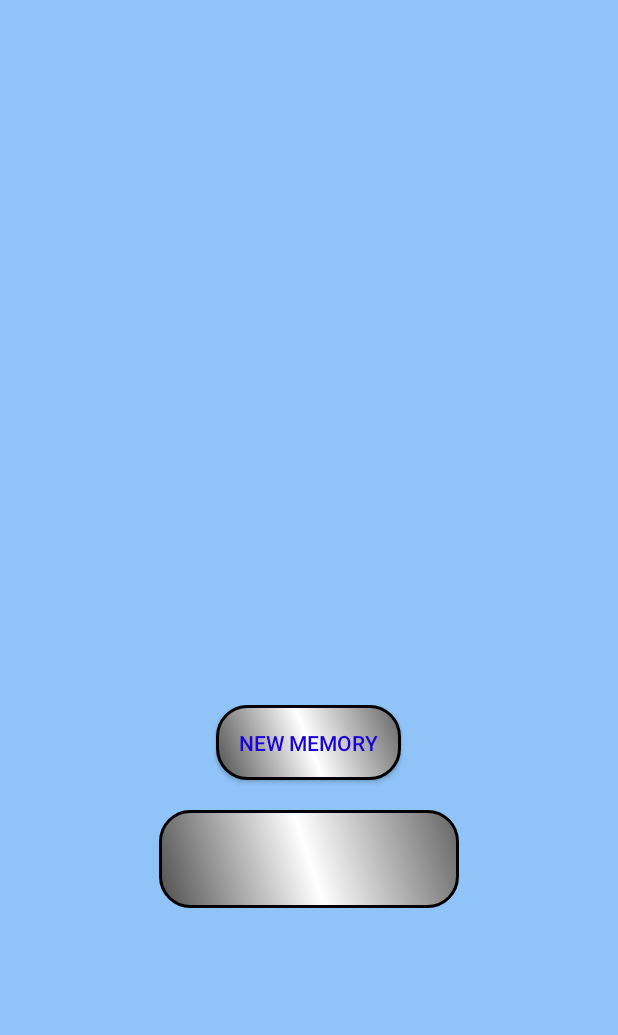
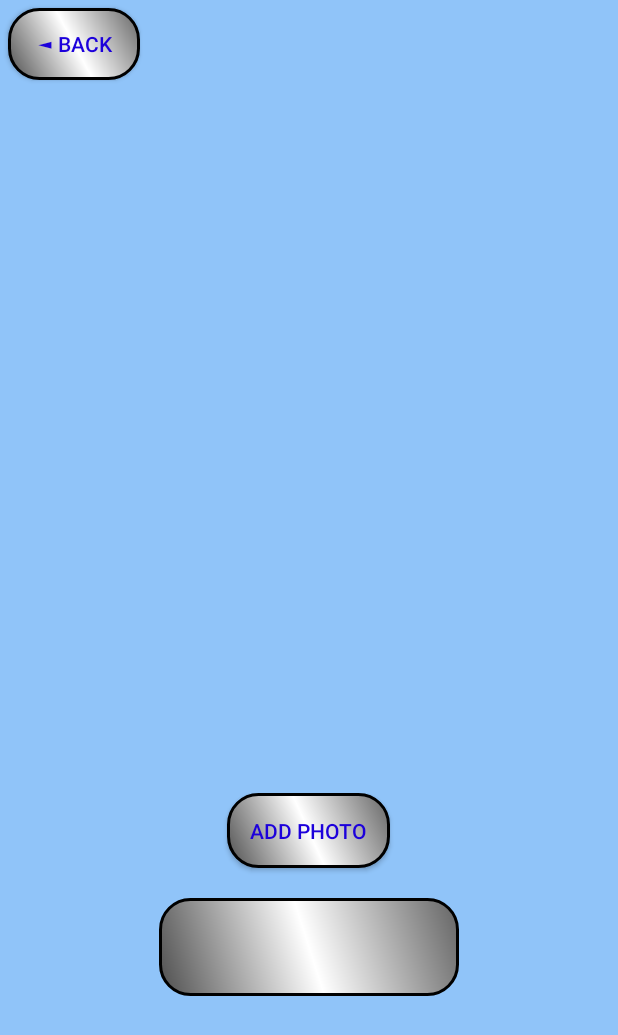
Before and after one commit to Ss12Dark/Album, an Android app: the MainActivity screen opened directly, with no data from a screen before it, on a phone screen of 412 x 824 dp. Shown: the top 1035 px of the screen. Run offline under Robolectric (Android 15) with nearby library versions, the phone set to English and light mode, and no system bars.

Commit message:
heb and back
adeed buttons and hebrew strings

```diff
--- a/app/src/main/java/com/example/ss12dark/album/MainActivity.java
+++ b/app/src/main/java/com/example/ss12dark/album/MainActivity.java
@@ -33,7 +33,7 @@ import java.util.List;
 
 public class MainActivity extends AppCompatActivity {
 TextView albumNameView;
-Button newMe;
+Button newMe,back;
 MyDBHandler db;
 List <Photo> all;
 LinearLayout upperPage,bottomPage;
@@ -46,6 +46,7 @@ String number;
         setContentView(R.layout.activity_main);
         backgroundColor();
 
+        back = (Button) findViewById(R.id.back);
         upperPage = (LinearLayout) findViewById(R.id.upperPage);
         bottomPage = (LinearLayout) findViewById(R.id.bottomPage);
         albumNameView = (TextView) findViewById(R.id.numberofplace);
@@ -66,7 +67,12 @@ String number;
             }
         });
 
-
+        back.setOnClickListener(new View.OnClickListener() {
+            @Override
+            public void onClick(View v) {
+                finish();
+            }
+        });
 
         db = new MyDBHandler(this);
         number = num+"";
@@ -74,7 +80,7 @@ String number;
         if(all.size()>0){
             new AsyncCaller().execute(number);
         }else{
-            Toast.makeText(MainActivity.this,"this album is empty",Toast.LENGTH_SHORT).show();
+            Toast.makeText(MainActivity.this, R.string.empty,Toast.LENGTH_SHORT).show();
         }
         db.close();
     }
@@ -101,6 +107,7 @@ String number;
         }
     }
 
+
     private class AsyncCaller extends AsyncTask<String, Void, Void>
     {
         ProgressDialog pdLoading = new ProgressDialog(MainActivity.this); //the loading massage in the screen
@@ -111,7 +118,7 @@ String number;
             MainActivity.this.runOnUiThread(new Runnable() {
                 @Override
                 public void run() {
-                    pdLoading.setMessage("\tLoading...");
+                    pdLoading.setMessage(getString(R.string.loading));
                     pdLoading.show();
                 }
             });
@@ -204,7 +211,7 @@ String number;
                         vi.vibrate(500);
                     }
                     AlertDialog.Builder builder = new AlertDialog.Builder(MainActivity.this);
-                    builder.setTitle("Are you sure you want to delete this photo?");
+                    builder.setTitle(R.string.deleto_photo);
 
                     builder.setPositiveButton(android.R.string.yes, new DialogInterface.OnClickListener() {
                         @Override
--- a/app/src/main/java/com/example/ss12dark/album/Setting.java
+++ b/app/src/main/java/com/example/ss12dark/album/Setting.java
@@ -43,7 +43,7 @@ public class Setting extends AppCompatActivity {
             @Override
             public void onClick(View v) {
                 AlertDialog.Builder builder = new AlertDialog.Builder(Setting.this);
-                builder.setTitle("Are you sure you want to DELETE ALL ALBUMS in the app?");
+                builder.setTitle(R.string.deletos_allos);
 
                 final EditText input = new EditText(Setting.this);
 
--- a/app/src/main/res/layout/activity_main.xml
+++ b/app/src/main/res/layout/activity_main.xml
@@ -14,6 +14,15 @@
         android:orientation="vertical"
         android:layout_width="match_parent"
         android:layout_height="wrap_content">
+        <Button
+            android:id="@+id/back"
+            android:layout_margin="5dp"
+            android:text="@string/back2"
+            android:padding="3dp"
+            android:textColor="@color/blue"
+            android:background="@drawable/albumstyle"
+            android:layout_width="wrap_content"
+            android:layout_height="wrap_content" />
 
         <HorizontalScrollView
             android:layout_width="match_parent"
@@ -64,8 +73,8 @@
                     android:background="@drawable/albumstyle"
                     android:padding="15dp"
                     android:layout_marginBottom="20dp"
-                    android:text="new memory"
-                    android:textColor="#1C00DB" />
+                    android:text="@string/add_photo"
+                    android:textColor="@color/blue" />
 
                 <TextView
                     android:id="@+id/numberofplace"
@@ -75,7 +84,7 @@
                     android:gravity="center"
                     android:padding="15dp"
                     android:text="1"
-                    android:textColor="#1C00DB"
+                    android:textColor="@color/blue"
                     android:textSize="25dp" />
             </LinearLayout>
 
--- a/app/src/main/res/layout/activity_search.xml
+++ b/app/src/main/res/layout/activity_search.xml
@@ -18,7 +18,7 @@
             android:layout_height="wrap_content">
             <EditText
                 android:id="@+id/name"
-                android:hint="photo name(description)"
+                android:hint="@string/photo_name_description"
                 android:background="@color/white"
                 android:layout_width="300dp"
                 android:layout_height="wrap_content" />
--- a/app/src/main/res/layout/activity_take_photo.xml
+++ b/app/src/main/res/layout/activity_take_photo.xml
@@ -23,7 +23,7 @@
             android:layout_height="100dp">
             <EditText
                 android:background="@color/white"
-                android:hint="Add a Title (No longer than 50 letters),album name=default"
+                android:hint="@string/add_a_title_no_longer_than_50_letters_album_name_default"
                 android:id="@+id/title"
                 android:layout_marginTop="10dp"
                 android:layout_width="250dp"
@@ -36,7 +36,7 @@
             <Button
                 android:background="@drawable/albumstyle"
                 android:onClick="save"
-                android:text="save"
+                android:text="@string/save"
                 android:textColor="#1C00DB"
                 android:layout_width="wrap_content"
                 android:layout_height="wrap_content" />
@@ -47,7 +47,7 @@
                 android:background="@drawable/albumstyle"
                 android:onClick="load"
                 android:layout_marginLeft="45dp"
-                android:text="load"
+                android:text="@string/load"
                 android:textColor="#1C00DB" />
         </LinearLayout>
 
--- a/app/src/main/res/menu/popup_menu.xml
+++ b/app/src/main/res/menu/popup_menu.xml
@@ -2,14 +2,14 @@
 <menu xmlns:android="http://schemas.android.com/apk/res/android">
     <item
         android:id="@+id/add"
-        android:title="Add Album"/>
+        android:title="@string/add_album"/>
 
     <item
         android:id="@+id/search"
-        android:title="Search for photos"/>
+        android:title="@string/search_for_photos"/>
 
     <item
         android:id="@+id/setting"
-        android:title="Settings"/>
+        android:title="@string/settings"/>
 
 </menu>
--- a/app/src/main/res/values/colors.xml
+++ b/app/src/main/res/values/colors.xml
@@ -13,9 +13,7 @@
     <color name="pur">#B39AFD</color>
     <color name="blu">#90C4F9</color>
 
-    <color name="b5lu">#0090ff</color>
-    <color name="pi5nki">#fb00ff</color>
-    <color name="greeny">#00ff08</color>
+    <color name="blue">#1C00DB</color>
 
 
     <color name="black_overlay">#66000000</color>
```
Also changed, not shown: app/src/main/java/com/example/ss12dark/album/AlbumsLobby.java (+43 -29 lines), app/src/main/java/com/example/ss12dark/album/TakePhoto.java (+10 -10 lines), app/src/main/res/layout/activity_albums_lobby.xml (+9 -0 lines), app/src/main/res/layout/activity_setting.xml (+7 -7 lines), app/src/main/res/values/strings.xml (+35 -2 lines), 1 other file.
